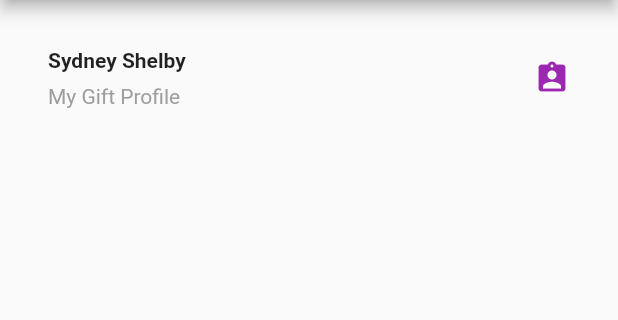
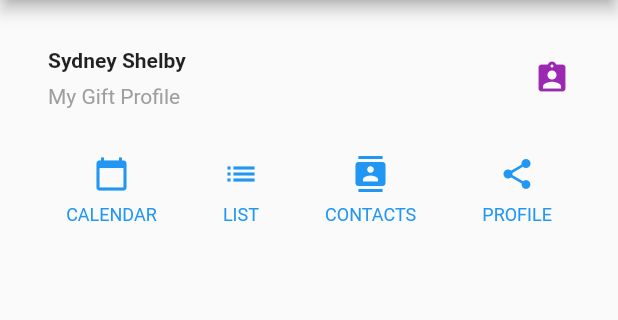
Before and after one commit to abbypro/TheGivers, a Flutter app: the screen it shows after launch, on a phone screen of 412 x 824 dp, the part 84-404 px from its top. Run offline on Flutter 3.47's test engine with Material 2 defaults, Android fonts, the phone set to English and light mode, and no system bars.

Commit message:
restructure/add more elements

```diff
--- a/gift_genie/lib/main.dart
+++ b/gift_genie/lib/main.dart
@@ -1,4 +1,5 @@
 import 'package:flutter/material.dart';
+import 'user.dart';
 
 //tells main to run MyApp class
 void main() => runApp(MyApp());
@@ -8,13 +9,38 @@ class MyApp extends StatelessWidget {
   @override
   //everything in flutter comes from a widget
   Widget build(BuildContext context) {
-    //first Widget is "title section
-    //title section has 3 children
+
+    return MaterialApp(
+      title: 'Gift Genie', //im unclear of what this is. page title?
+      home: HomePage(title: "Welcome to Gift Genie",)
+    );
+  }
+}
+
+class HomePage extends StatefulWidget {
+
+  final String title;
+
+  HomePage({Key key, this.title}): super(key: key);
+
+  @override
+  _HomePageState createState() => _HomePageState();
+
+}
+
+class _HomePageState extends State<HomePage> {
+
+  @override
+
+  Widget build(BuildContext context) {
+
+    //Title Section - 1
     Widget titleSection = Container(
       padding: const EdgeInsets.all(32.0), //setting size of title section ~kinda
-      child: Row(//here is the child, actually made of a list of 2 children
+
+      child: new Row(//here is the child, actually made of a list of 2 children
         children: [
-          Expanded(
+          new Expanded(
             /*1*/
             child: Column(//1st child is a column with two children (rows)
               crossAxisAlignment: CrossAxisAlignment.start,//allginment
@@ -22,43 +48,114 @@ class MyApp extends StatelessWidget {
                 /*2*/
                 Container(
                   padding: const EdgeInsets.only(bottom: 8.0), //allignment
+
                   child: Text(
                     'Sydney Shelby',
                     style: TextStyle(
                       fontWeight: FontWeight.bold,
                     ),
                   ),
+
                 ),
+
                 Text(
                   'My Gift Profile',
                   style: TextStyle(
                     color: Colors.grey[500],
                   ),
                 ),
+
               ],
             ),
           ),
           /*3*/
+
           Icon( //2nd child
             Icons.assignment_ind, //profile symbol
             color: Colors.purple[500],
           ),
+
         ],
       ),
     );
-    return MaterialApp(
-      title: 'Gift Genie', //im unclear of what this is. page title?
-        home: Scaffold(
+
+    //Button Section - 2
+    Column buildButtonColumn(IconData icon, String label) {
+      Color color = Theme.of(context).primaryColor;
+      return new Column(
+        mainAxisSize: MainAxisSize.min,
+        mainAxisAlignment: MainAxisAlignment.center,
+        children: [
+          new Icon(icon, color: color),
+          new Container(
+            margin: const EdgeInsets.only(top: 8.0),
+            child: new Text(
+              label,
+              style: new TextStyle(
+                fontSize: 12.0,
+                fontWeight: FontWeight.w400,
+                color: color,
+              ),
+            ),
+          ),
+        ],
+      );
+    }
+
+    Widget buttonSection = new Container(
+      child: new Row(
+        mainAxisAlignment: MainAxisAlignment.spaceEvenly,
+        children: [
+          buildButtonColumn(Icons.calendar_today, 'CALENDAR'),
+          buildButtonColumn(Icons.list, 'LIST'),
+          buildButtonColumn(Icons.contacts, 'CONTACTS'),
+          buildButtonColumn(Icons.share, 'PROFILE'),
+        ],
+      ),
+    );
+
+
+    //Friend History Section - 3
+    //Row buildUpdateRow()
+
+    return Scaffold(
       appBar: AppBar(
-            title: Text('Welcome to Gift Genie'), //title on top of app bar
+          title: Text(widget.title), //title on top of app bar
           backgroundColor: Colors.purple[500]
       ),
-          body: Column(
+      body: new ListView(
         children: [
           titleSection, //calls the title section we made above
+          buttonSection,
         ],
       ),
-        ),
+
     );
+
   }
 }
+
+class UserUpdateEntry extends StatefulWidget {
+
+  final User user;
+
+  UserUpdateEntry(this.user);
+
+  @override
+  _UserUpdateEntryState createState() => _UserUpdateEntryState(user);
+
+}
+
+class _UserUpdateEntryState extends State<UserUpdateEntry> {
+
+  User user;
+
+  _UserUpdateEntryState(this.user);
+
+  Widget build(BuildContext context) {
+
+    return Text(widget.user.name);
+
+  }
+
+}
--- a/gift_genie/pubspec.yaml
+++ b/gift_genie/pubspec.yaml
@@ -40,7 +40,8 @@ flutter:
   # assets:
   #  - images/a_dot_burr.jpeg
   #  - images/a_dot_ham.jpeg
-
+assets:
+  - Images
   # An image asset can refer to one or more resolution-specific "variants", see
   # https://flutter.io/assets-and-images/#resolution-aware.
 
```
Also changed, not shown: gift_genie/lib/user.dart (added, +17 -0 lines), gift_genie/Images/calendar.png (added), gift_genie/Images/contacts.png (added), gift_genie/Images/list.png (added), gift_genie/Images/profile.png (added), 1 other file. Lines whose indentation alone changed are shown as unchanged.
